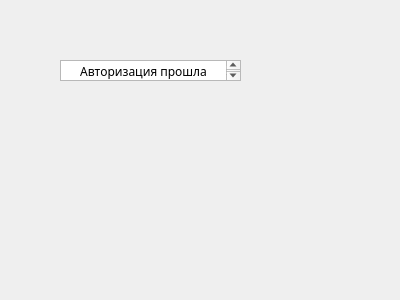
First picture: the form in client_interface/test_win.ui, repository vvvver/Tech_prog, before the edit.
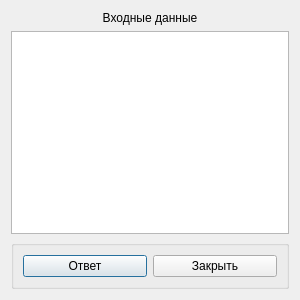
Second picture: the form after the edit.

What changed in the file:
```diff
--- a/client_interface/test_win.ui
+++ b/client_interface/test_win.ui
@@ -6,46 +6,51 @@
    <rect>
     <x>0</x>
     <y>0</y>
-    <width>400</width>
+    <width>300</width>
     <height>300</height>
    </rect>
   </property>
   <property name="windowTitle">
    <string>Dialog</string>
   </property>
-  <widget class="QTextBrowser" name="textBrowser">
-   <property name="geometry">
-    <rect>
-     <x>60</x>
-     <y>60</y>
-     <width>181</width>
-     <height>21</height>
-    </rect>
-   </property>
-   <property name="font">
-    <font>
-     <family>Unbounded ExtraBold</family>
-     <pointsize>11</pointsize>
-     <bold>true</bold>
-    </font>
-   </property>
-   <property name="mouseTracking">
-    <bool>true</bool>
-   </property>
-   <property name="inputMethodHints">
-    <set>Qt::ImhMultiLine</set>
-   </property>
-   <property name="html">
-    <string>&lt;!DOCTYPE HTML PUBLIC &quot;-//W3C//DTD HTML 4.0//EN&quot; &quot;http://www.w3.org/TR/REC-html40/strict.dtd&quot;&gt;
-&lt;html&gt;&lt;head&gt;&lt;meta name=&quot;qrichtext&quot; content=&quot;1&quot; /&gt;&lt;meta charset=&quot;utf-8&quot; /&gt;&lt;style type=&quot;text/css&quot;&gt;
-p, li { white-space: pre-wrap; }
-hr { height: 1px; border-width: 0; }
-li.unchecked::marker { content: &quot;\2610&quot;; }
-li.checked::marker { content: &quot;\2612&quot;; }
-&lt;/style&gt;&lt;/head&gt;&lt;body style=&quot; font-family:'Unbounded ExtraBold'; font-size:11pt; font-weight:700; font-style:normal;&quot;&gt;
-&lt;p align=&quot;center&quot; style=&quot; margin-top:0px; margin-bottom:0px; margin-left:0px; margin-right:0px; -qt-block-indent:0; text-indent:0px;&quot;&gt;&lt;span style=&quot; font-family:'Segoe UI'; font-size:9pt; font-weight:400;&quot;&gt;Авторизация прошла успешно&lt;/span&gt;&lt;/p&gt;&lt;/body&gt;&lt;/html&gt;</string>
-   </property>
-  </widget>
+  <layout class="QVBoxLayout" name="verticalLayout">
+   <item>
+    <widget class="QLabel" name="input_condition">
+     <property name="text">
+      <string>Входные данные</string>
+     </property>
+     <property name="alignment">
+      <set>Qt::AlignCenter</set>
+     </property>
+    </widget>
+   </item>
+   <item>
+    <widget class="QTextEdit" name="textEdit"/>
+   </item>
+   <item>
+    <widget class="QGroupBox" name="groupBox">
+     <property name="title">
+      <string/>
+     </property>
+     <layout class="QHBoxLayout" name="horizontalLayout">
+      <item>
+       <widget class="QPushButton" name="view_answer_butt">
+        <property name="text">
+         <string>Ответ</string>
+        </property>
+       </widget>
+      </item>
+      <item>
+       <widget class="QPushButton" name="close_win_butt">
+        <property name="text">
+         <string>Закрыть</string>
+        </property>
+       </widget>
+      </item>
+     </layout>
+    </widget>
+   </item>
+  </layout>
  </widget>
  <resources/>
  <connections/>
```
